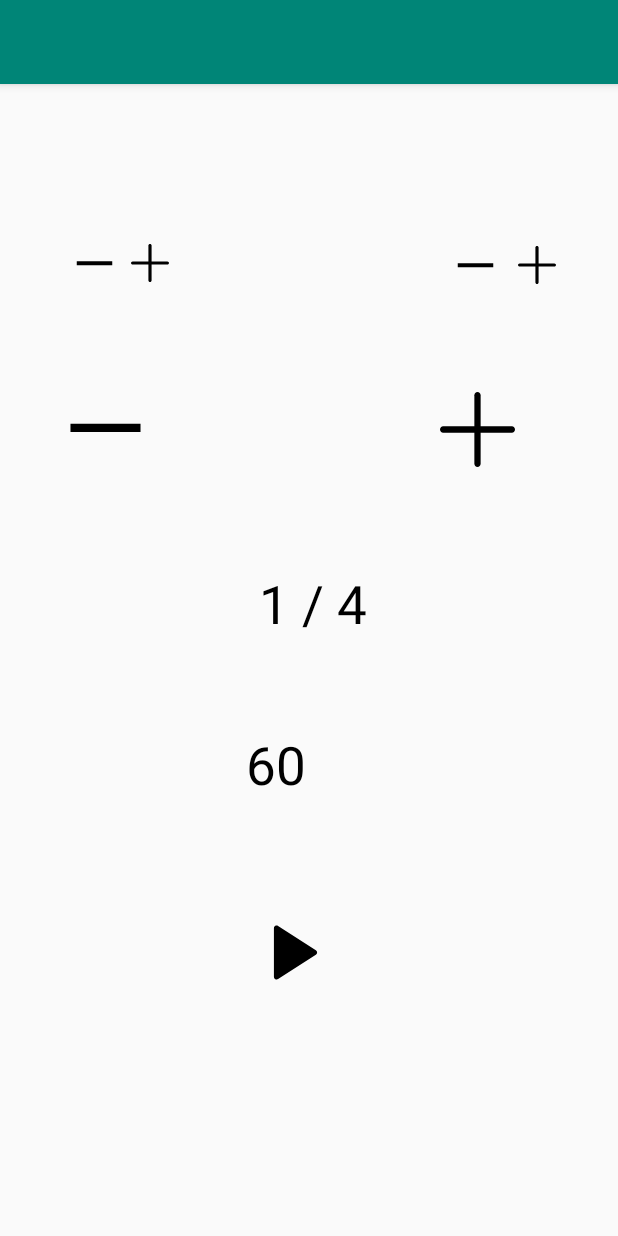
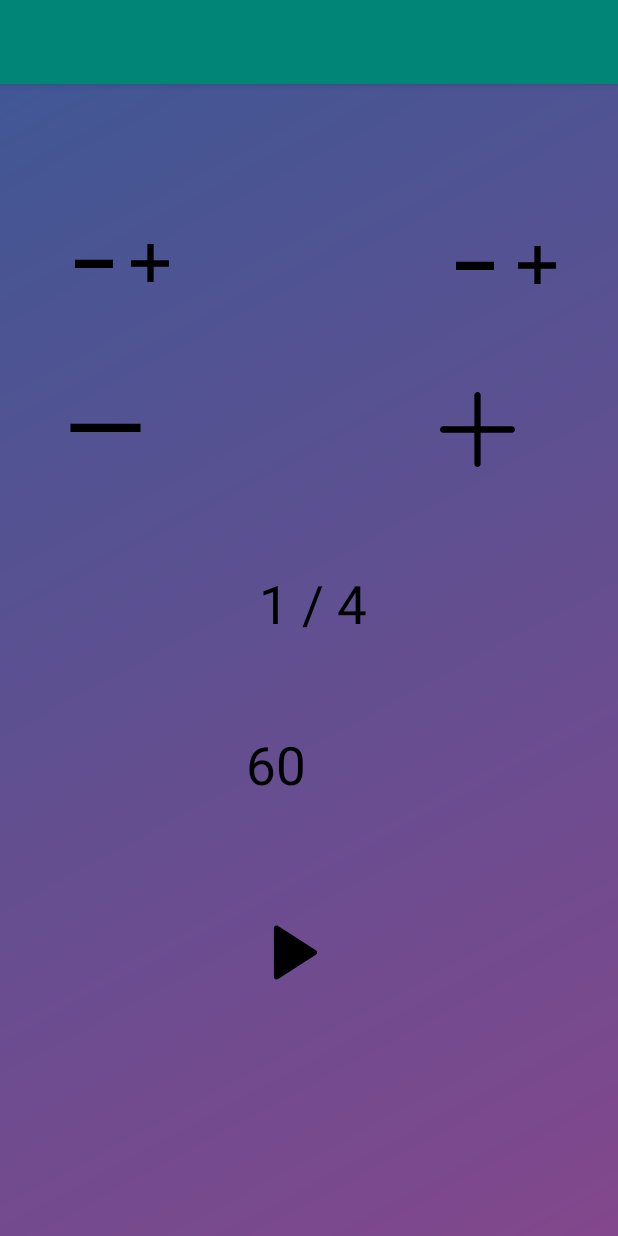
Before and after one commit to xiaowenzhou/Metronome, an Android app: the screen it shows after launch (MainActivity), on a phone screen of 412 x 824 dp. Run offline under Robolectric (Android 15) with nearby library versions, the light colour scheme and no system bars.

Commit message:
改了一下 UI 焦点

```diff
--- a/app/src/main/java/com/example/zhouxw/metronome/MainActivity.java
+++ b/app/src/main/java/com/example/zhouxw/metronome/MainActivity.java
@@ -113,6 +113,11 @@ public class MainActivity extends AppCompatActivity implements View.OnClickListe
             }
             case R.id.btn_play:{
                 isPlaying = !isPlaying;
+                if (isPlaying){
+                    btnPlay.setImageResource(R.drawable.ic_pause);
+                }else {
+                    btnPlay.setImageResource(R.drawable.ic_play);
+                }
               mExecutors.execute(playTask);
                 break;
             }
--- a/app/src/main/java/com/example/zhouxw/metronome/utils/SoundPoolUtil.java
+++ b/app/src/main/java/com/example/zhouxw/metronome/utils/SoundPoolUtil.java
@@ -63,9 +63,16 @@ public class SoundPoolUtil {
     public void playSound(final int resId) {
         final float lefVolume = volume;
         final float rightVolume = volume;
-        musicId.put(0,mSoundPool.load(mContext, R.raw.metronome1, 1));
-        musicId.put(1,mSoundPool.load(mContext, R.raw.metronome2, 1));
-        musicId.put(2,mSoundPool.load(mContext, R.raw.metronome3, 1));
+        switch (resId){
+            case 0: musicId.put(0,mSoundPool.load(mContext, R.raw.metronome1, 1));
+                    break;
+            case 1: musicId.put(1,mSoundPool.load(mContext, R.raw.metronome2, 1));
+                    break;
+            case 2: musicId.put(2,mSoundPool.load(mContext, R.raw.metronome3, 1));
+                    break;
+            default:
+
+        }
         mSoundPool.setOnLoadCompleteListener(new SoundPool.OnLoadCompleteListener() {
             @Override
             public void onLoadComplete(SoundPool soundPool, int i, int i1) {
--- /dev/null
+++ b/app/src/main/res/drawable/background.xml
@@ -0,0 +1,20 @@
+<?xml version="1.0" encoding="utf-8"?>
+<layer-list xmlns:android="http://schemas.android.com/apk/res/android">
+
+    <item>
+        <shape>
+            <gradient
+                android:angle="315"
+                android:endColor="#c86dd7"
+                android:startColor="#6385e4"
+                android:type="linear" />
+        </shape>
+    </item>
+
+    <item>
+        <shape>
+            <solid android:color="#59000000" />
+        </shape>
+    </item>
+
+</layer-list>
--- a/app/src/main/res/drawable/ic_add.xml
+++ b/app/src/main/res/drawable/ic_add.xml
@@ -1,6 +1,6 @@
 <?xml version="1.0" encoding="utf-8"?>
 <vector xmlns:android="http://schemas.android.com/apk/res/android" android:viewportWidth="1024"
-    android:viewportHeight="1024" android:width="100dp" android:height="100dp">
+    android:viewportHeight="1024" android:width="50dp" android:height="50dp">
     <path android:fillColor="#FF000000"
         android:pathData="M980.918297 554.852994 43.079656 554.852994c-23.657816 0-42.856064-19.197224-42.856064-42.8489 0-23.657816 19.198248-42.857087 42.856064-42.857087l937.838641 0c23.697725 0 42.859134 19.199271 42.859134 42.857087C1023.775384 535.655769 1004.616022 554.852994 980.918297 554.852994L980.918297 554.852994z" />
     <path android:fillColor="#FF000000"
--- a/app/src/main/res/drawable/ic_increase.xml
+++ b/app/src/main/res/drawable/ic_increase.xml
@@ -1,6 +1,6 @@
 <?xml version="1.0" encoding="utf-8"?>
 <vector xmlns:android="http://schemas.android.com/apk/res/android" android:viewportWidth="1024"
-    android:viewportHeight="1024" android:width="100dp" android:height="100dp">
+    android:viewportHeight="1024" android:width="50dp" android:height="50dp">
     <path android:fillColor="#FF000000"
         android:pathData="M47.55456 462.50496l956.19584 0 0 112.64-956.19584 0 0-112.64Z" />
 </vector>
--- a/app/src/main/res/drawable/ic_pause.xml
+++ b/app/src/main/res/drawable/ic_pause.xml
@@ -1,6 +1,6 @@
 <?xml version="1.0" encoding="utf-8"?>
 <vector xmlns:android="http://schemas.android.com/apk/res/android" android:viewportWidth="1024"
-    android:viewportHeight="1024" android:width="200dp" android:height="200dp">
+    android:viewportHeight="1024" android:width="50dp" android:height="50dp">
     <path android:fillColor="#FF000000"
         android:pathData="M950.857155 109.714286l0 804.571429q0 14.848-10.825143 25.746286t-25.746286 10.825143l-292.571429 0q-14.848 0-25.746286-10.825143t-10.825143-25.746286l0-804.571429q0-14.848 10.825143-25.746286t25.746286-10.825143l292.571429 0q14.848 0 25.746286 10.825143t10.825143 25.746286zM438.857155 109.714286l0 804.571429q0 14.848-10.825143 25.746286t-25.746286 10.825143l-292.571429 0q-14.848 0-25.746286-10.825143t-10.825143-25.746286l0-804.571429q0-14.848 10.825143-25.746286t25.746286-10.825143l292.571429 0q14.848 0 25.746286 10.825143t10.825143 25.746286z" />
 </vector>
--- a/app/src/main/res/drawable/ic_play.xml
+++ b/app/src/main/res/drawable/ic_play.xml
@@ -1,6 +1,6 @@
 <?xml version="1.0" encoding="utf-8"?>
 <vector xmlns:android="http://schemas.android.com/apk/res/android" android:viewportWidth="1024"
-    android:viewportHeight="1024" android:width="200dp" android:height="200dp">
+    android:viewportHeight="1024" android:width="50dp" android:height="50dp">
     <path android:fillColor="#FF000000"
         android:pathData="M254.132978 880.390231c-6.079462 0-12.155854-1.511423-17.643845-4.497431-11.828396-6.482645-19.195178-18.85851-19.195178-32.341592L217.293955 180.465165c0-13.483082 7.366781-25.898857 19.195178-32.346709 11.787464-6.483668 26.226315-5.928013 37.57478 1.363044L789.797957 481.028615c10.536984 6.77531 16.908088 18.456351 16.908088 30.979572 0 12.523221-6.371104 24.203238-16.908088 30.982642L274.063913 874.53385C267.983427 878.403994 261.060761 880.390231 254.132978 880.390231L254.132978 880.390231zM254.132978 880.390231" />
 </vector>
--- /dev/null
+++ b/app/src/main/res/drawable/search_tab_bg_focused.xml
@@ -0,0 +1,6 @@
+<?xml version="1.0" encoding="utf-8"?>
+<shape xmlns:android="http://schemas.android.com/apk/res/android"
+    android:shape="rectangle">
+    <solid android:color="@android:color/white" />
+    <corners android:radius="3dp" />
+</shape>
--- /dev/null
+++ b/app/src/main/res/drawable/search_tab_bg_unfocused.xml
@@ -0,0 +1,5 @@
+<?xml version="1.0" encoding="utf-8"?>
+<shape xmlns:android="http://schemas.android.com/apk/res/android"
+    android:shape="rectangle">
+    <solid android:color="@android:color/transparent" />
+</shape>
--- /dev/null
+++ b/app/src/main/res/drawable/selector_search_tab_bg.xml
@@ -0,0 +1,6 @@
+<?xml version="1.0" encoding="utf-8"?>
+<selector xmlns:android="http://schemas.android.com/apk/res/android">
+    <item android:drawable="@drawable/search_tab_bg_focused" android:state_focused="true" />
+    <item android:drawable="@drawable/search_tab_bg_focused" android:state_hovered="true" />
+    <item android:drawable="@drawable/search_tab_bg_unfocused" />
+</selector>
--- a/app/src/main/res/layout/activity_main.xml
+++ b/app/src/main/res/layout/activity_main.xml
@@ -4,6 +4,7 @@
     xmlns:tools="http://schemas.android.com/tools"
     android:layout_width="match_parent"
     android:layout_height="match_parent"
+    android:background="@drawable/background"
     tools:context=".MainActivity">
 
     <ImageButton
@@ -14,7 +15,8 @@
         android:layout_marginBottom="164dp"
         android:focusable="true"
         android:clickable="true"
-        android:background="@drawable/ic_play"
+        android:src="@drawable/ic_play"
+        android:background="@drawable/selector_search_tab_bg"
         app:layout_constraintBottom_toBottomOf="parent"
         app:layout_constraintStart_toStartOf="parent" />
 
@@ -27,7 +29,8 @@
         android:layout_marginEnd="8dp"
         android:focusable="true"
         android:clickable="true"
-        android:background="@drawable/ic_increase"
+        android:src="@drawable/ic_increase"
+        android:background="@drawable/selector_search_tab_bg"
         app:layout_constraintEnd_toStartOf="@+id/tv_speed"
         app:layout_constraintHorizontal_bias="0.372"
         app:layout_constraintStart_toStartOf="parent"
@@ -43,7 +46,8 @@
         android:focusable="false"
         android:clickable="true"
         android:layout_marginBottom="256dp"
-        android:background="@drawable/ic_add"
+        android:src="@drawable/ic_add"
+        android:background="@drawable/selector_search_tab_bg"
         app:layout_constraintBottom_toBottomOf="parent"
         app:layout_constraintEnd_toEndOf="parent"
         app:layout_constraintHorizontal_bias="0.521"
@@ -75,7 +79,8 @@
         android:clickable="true"
         android:focusable="true"
         android:layout_marginBottom="72dp"
-        android:background="@drawable/ic_increase"
+        android:src="@drawable/ic_increase"
+        android:background="@drawable/selector_search_tab_bg"
         app:layout_constraintBottom_toTopOf="@+id/btn_increase"
         app:layout_constraintEnd_toStartOf="@+id/btn_add_molecule"
         app:layout_constraintHorizontal_bias="1.0"
@@ -89,7 +94,8 @@
         android:focusable="true"
         android:clickable="true"
         android:layout_marginBottom="72dp"
-        android:background="@drawable/ic_add"
+        android:src="@drawable/ic_add"
+        android:background="@drawable/selector_search_tab_bg"
         app:layout_constraintBottom_toTopOf="@+id/btn_increase"
         app:layout_constraintLeft_toRightOf="@+id/btn_increase_molecule" />
 
@@ -101,7 +107,8 @@
         android:layout_marginBottom="72dp"
         android:focusable="true"
         android:clickable="true"
-        android:background="@drawable/ic_increase"
+        android:src="@drawable/ic_increase"
+        android:background="@drawable/selector_search_tab_bg"
         app:layout_constraintBottom_toTopOf="@+id/btn_add"
         app:layout_constraintEnd_toStartOf="@+id/btn_add_meno" />
 
@@ -112,7 +119,8 @@
         android:layout_marginBottom="72dp"
         android:clickable="true"
         android:focusable="true"
-        android:background="@drawable/ic_add"
+        android:src="@drawable/ic_add"
+        android:background="@drawable/selector_search_tab_bg"
         app:layout_constraintBottom_toTopOf="@+id/btn_add"
         app:layout_constraintEnd_toEndOf="parent"
         app:layout_constraintStart_toStartOf="@id/btn_increase_deno" />
```
Also changed, not shown: 6 other files.
